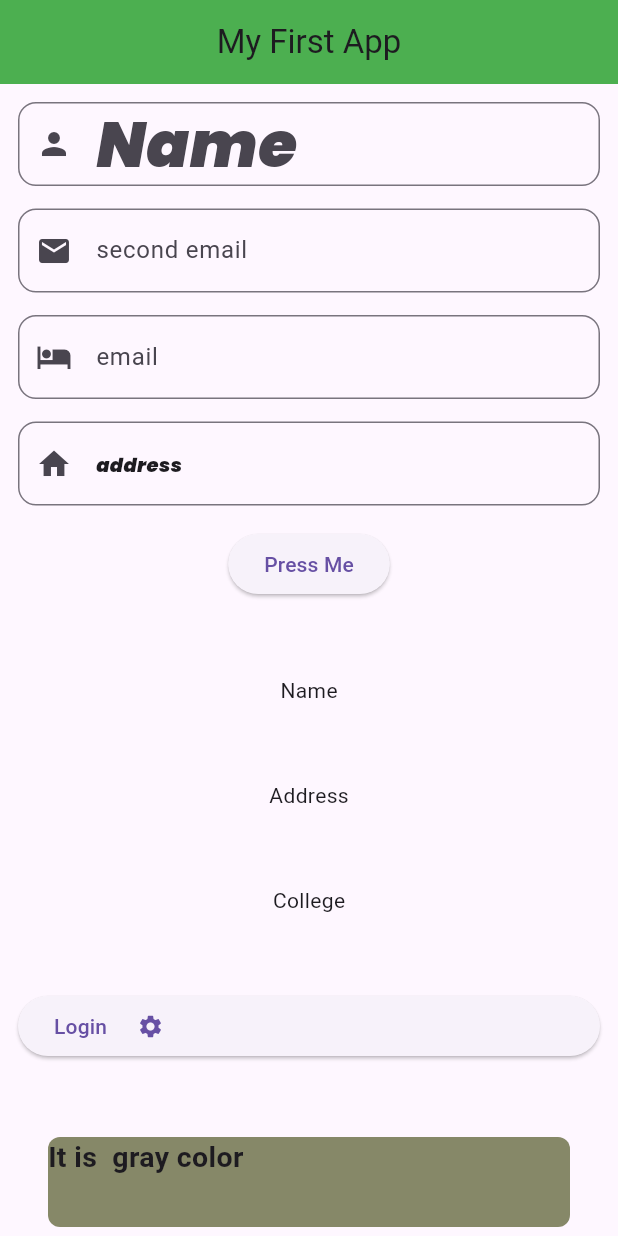
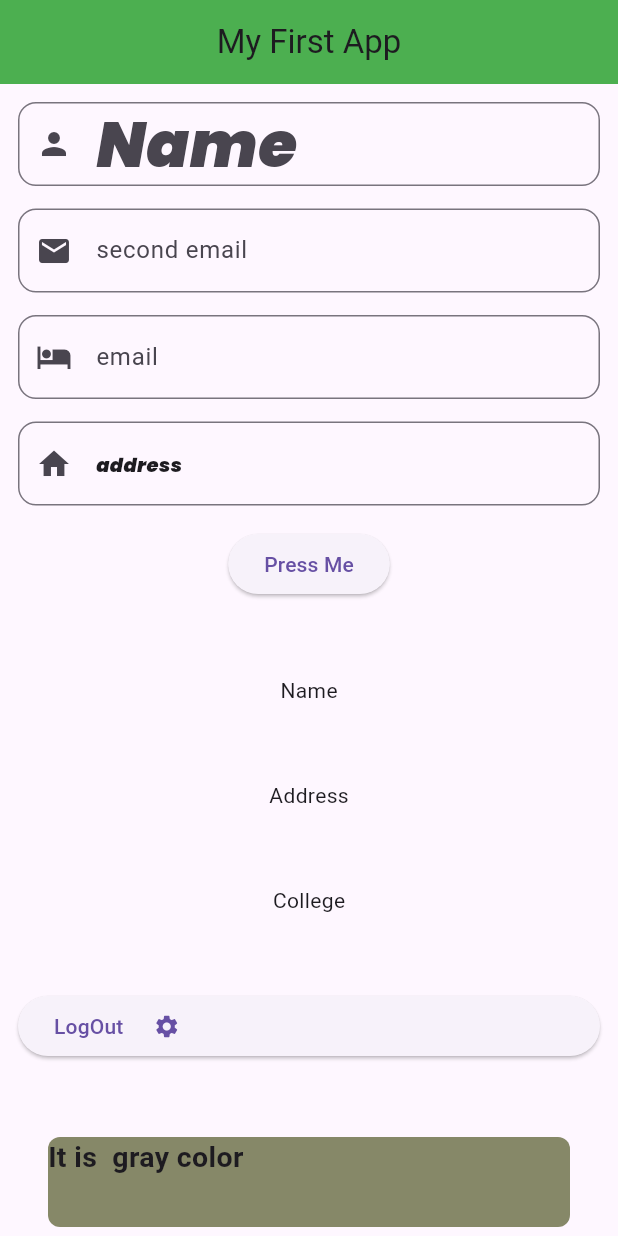
Before and after one commit to Manjan855/flutter_practice, a Flutter app: the HomeScreen screen opened by its route, on a phone screen of 412 x 824 dp. Run offline on Flutter 3.47's test engine with Material 3 defaults, Android fonts, the light colour scheme and no system bars; our stand-ins replace dartz, firebase_auth, firebase_core, flutter_riverpod, font_awesome_flutter, go_router and 2 more; accounts and stored records are empty; network calls fail.

Commit message:
daily practice

```diff
--- a/lib/features/auth/presentation/screens/login_screen.dart
+++ b/lib/features/auth/presentation/screens/login_screen.dart
@@ -1,4 +1,6 @@
+import 'package:firebase_auth/firebase_auth.dart';
 import 'package:flutter/material.dart';
+import 'package:flutter_practice/core/errors/failures.dart';
 
 import 'package:flutter_practice/features/auth/presentation/providers/auth_providers.dart';
 import 'package:flutter_riverpod/flutter_riverpod.dart';
@@ -87,6 +89,10 @@ class _LoginScreenState extends ConsumerState<LoginScreen> {
               icon: Icon(Icons.g_mobiledata),
               label: Text('Sign in with Google'),
             ),
+
+
+
+           Icon(Icons.g_mobiledata)
           ],
         ),
       ),
--- a/lib/screens/home_screen.dart
+++ b/lib/screens/home_screen.dart
@@ -1,26 +1,43 @@
+import 'package:firebase_auth/firebase_auth.dart';
 import 'package:flutter/material.dart';
 import 'package:flutter_practice/app_theme/app_text_style.dart';
+import 'package:flutter_practice/features/auth/presentation/providers/auth_providers.dart';
 import 'package:flutter_practice/features/auth/presentation/screens/login_screen.dart';
 import 'package:flutter_practice/models/user_models.dart';
+import 'package:flutter_riverpod/flutter_riverpod.dart';
+import 'package:go_router/go_router.dart';
 //import 'package:flutter_practice/route/AppRoutes.dart';
 // import 'package:flutter_practice/core/router/app_router.dart';
 // import 'package:go_router/go_router.dart';
 
-class HomeScreen extends StatefulWidget {
+class HomeScreen extends ConsumerStatefulWidget {
   const HomeScreen({super.key});
 
   @override
-  State<HomeScreen> createState() => _HomeScreenState();
+  ConsumerState<HomeScreen> createState() => _HomeScreenState();
 }
 
-class _HomeScreenState extends State<HomeScreen> {
+class _HomeScreenState extends ConsumerState<HomeScreen> {
   final TextEditingController _emailTextEditingController =
       TextEditingController();
+  bool _loading = false;
 
   String? _name;
 
   String? _address;
   String? _college;
+  Future<void> signOut() async {
+    setState(() => _loading = true);
+    final result = await ref.read(authRepositoryProvider).signOut();
+    if (!mounted) return;
+    setState(() => _loading = false);
+    result.fold(
+      (l) => ScaffoldMessenger.of(
+        context,
+      ).showSnackBar(SnackBar(content: Text(l.message))),
+      (User) => context.go('/login'),
+    );
+  }
 
   final _form = GlobalKey<FormState>();
 
@@ -105,11 +122,13 @@ class _HomeScreenState extends State<HomeScreen> {
                 SizedBox(height: 20),
                 Text("College"),
                 SizedBox(height: 20),
-                ElevatedButton(
-                  onPressed: () => LoginScreen(),
+                _loading
+                    ? CircularProgressIndicator()
+                    : ElevatedButton(
+                        onPressed: signOut,
                         child: Row(
                           children: [
-                      Text("Login"),
+                            Text("LogOut"),
                             SizedBox(width: 20),
                             Icon(Icons.settings),
                           ],
```
Lines whose indentation alone changed are shown as unchanged.
